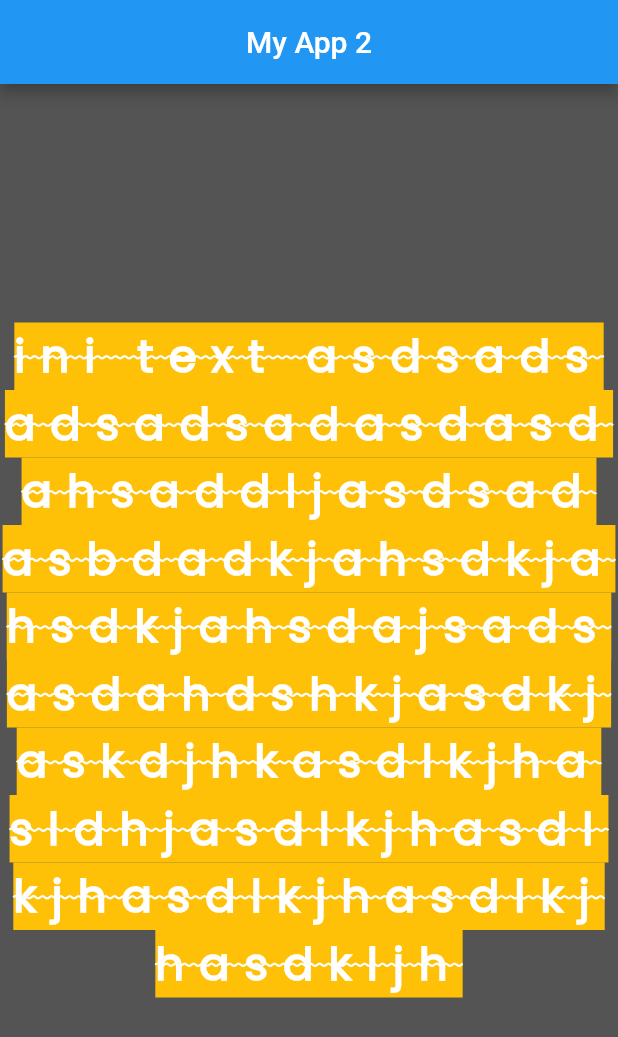
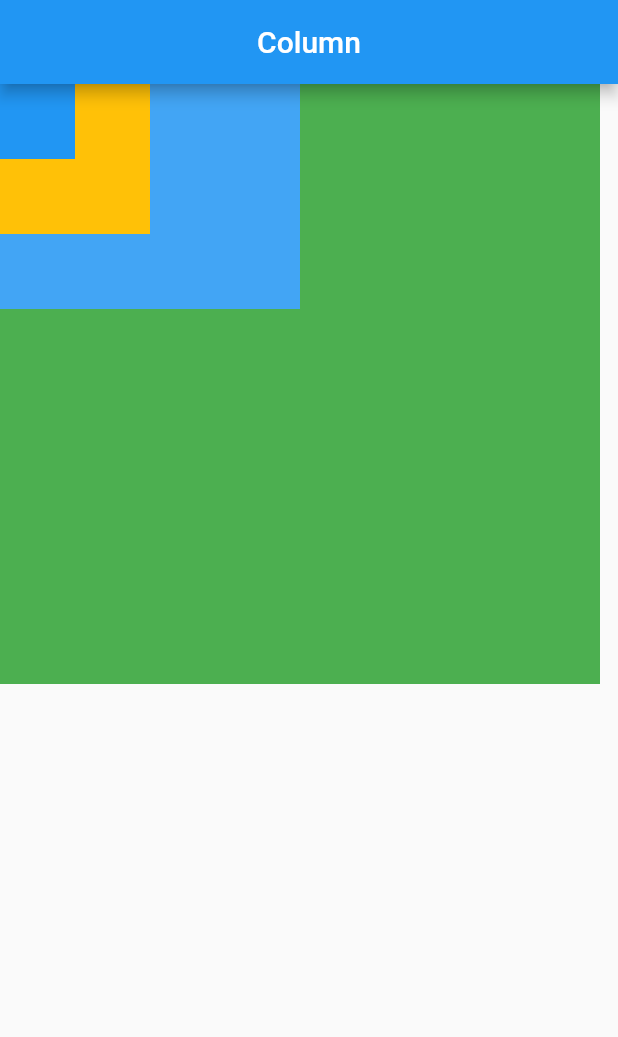
Before and after one commit to wramadhan/sinau-flutter, a Flutter app: the screen it shows after launch, on a phone screen of 412 x 824 dp. Shown: the top 1037 px of the screen. Run offline on Flutter 3.47's test engine with Material 2 defaults, Android fonts, the phone set to English and light mode, and no system bars.

```diff
--- a/flutter_application_1/lib/main.dart
+++ b/flutter_application_1/lib/main.dart
@@ -1,6 +1,6 @@
 import 'package:flutter/material.dart';
 
-void main() {
+main() {
   runApp(MyApp());
 }
 
@@ -10,31 +10,36 @@ class MyApp extends StatelessWidget {
     return MaterialApp(
       debugShowCheckedModeBanner: false,
       home: Scaffold(
-          backgroundColor: Color(0xff545454),
-          // backgroundColor: Colors.green,
           appBar: AppBar(
-            title: Text('My App 2'),
+            title: Text('Column'),
             centerTitle: true,
           ),
-          body: Center(
-            child: Text(
-              'ini text asdsadsadsadsadasdasdahsaddljasdsadasbdadkjahsdkjahsdkjahsdajsadsasdahdshkjasdkjaskdjhkasdlkjhasldhjasdlkjhasdlkjhasdlkjhasdlkjhasdkljh',
-              // maxLines: 2,
-              // overflow: TextOverflow.ellipsis,
-              textAlign: TextAlign.center,
-              style: TextStyle(
-                  backgroundColor: Colors.amber,
-                  color: Colors.white,
-                  fontSize: 30,
-                  fontWeight: FontWeight.bold,
-                  letterSpacing: 10,
-                  fontFamily: 'Poppins',
-                  decoration: TextDecoration.lineThrough,
-                  // decoration: TextDecoration.underline,
-                  decorationStyle: TextDecorationStyle.wavy,
-                  decorationColor: Colors.white
-                  decorationThickness: 2),
-            ),
+          // body: Row( //bisa Row, Column, dan Stack
+          body: Stack(
+            // mainAxisAlignment: MainAxisAlignment.center, //hanya bisa untuk column dan row
+            // crossAxisAlignment: CrossAxisAlignment.end,//hanya bisa untuk column dan row
+            children: [
+              Container(
+                width: 400,
+                height: 400,
+                color: Colors.green,
+              ),
+              Container(
+                width: 200,
+                height: 150,
+                color: Colors.blue[400],
+              ),
+              Container(
+                width: 100,
+                height: 100,
+                color: Colors.amber,
+              ),
+              Container(
+                width: 50,
+                height: 50,
+                color: Colors.blue,
+              ),
+            ],
           )),
     );
   }
```
